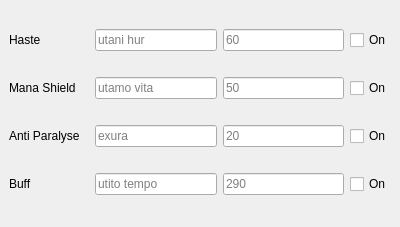
Before: the Qt Designer form MVC/View/Miscellaneous/MiscellaneousView.ui in SmiteBoost/EasyBot_GUI, drawn with Qt 5.
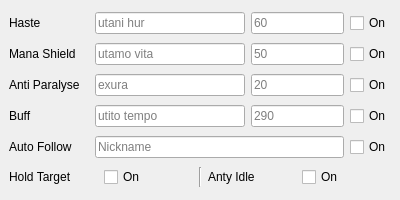
After: the same form once the commit is applied.

Diff of the .ui file:
```diff
--- a/MVC/View/Miscellaneous/MiscellaneousView.ui
+++ b/MVC/View/Miscellaneous/MiscellaneousView.ui
@@ -7,9 +7,21 @@
     <x>0</x>
     <y>0</y>
     <width>400</width>
-    <height>227</height>
+    <height>200</height>
    </rect>
   </property>
+  <property name="minimumSize">
+   <size>
+    <width>400</width>
+    <height>200</height>
+   </size>
+  </property>
+  <property name="maximumSize">
+   <size>
+    <width>400</width>
+    <height>200</height>
+   </size>
+  </property>
   <property name="windowTitle">
    <string>Miscellaneous</string>
   </property>
@@ -32,6 +44,12 @@
       </item>
       <item>
        <widget class="QLineEdit" name="hasteName_lineEdit">
+        <property name="minimumSize">
+         <size>
+          <width>150</width>
+          <height>0</height>
+         </size>
+        </property>
         <property name="placeholderText">
          <string>utani hur</string>
         </property>
@@ -73,6 +91,12 @@
       </item>
       <item>
        <widget class="QLineEdit" name="shield_lineEdit">
+        <property name="minimumSize">
+         <size>
+          <width>150</width>
+          <height>0</height>
+         </size>
+        </property>
         <property name="placeholderText">
          <string>utamo vita</string>
         </property>
@@ -114,6 +138,12 @@
       </item>
       <item>
        <widget class="QLineEdit" name="paralName_lineEdit">
+        <property name="minimumSize">
+         <size>
+          <width>150</width>
+          <height>0</height>
+         </size>
+        </property>
         <property name="placeholderText">
          <string>exura</string>
         </property>
@@ -155,6 +185,12 @@
       </item>
       <item>
        <widget class="QLineEdit" name="buffName_lineEdit">
+        <property name="minimumSize">
+         <size>
+          <width>150</width>
+          <height>0</height>
+         </size>
+        </property>
         <property name="placeholderText">
          <string>utito tempo</string>
         </property>
@@ -182,6 +218,82 @@
       </item>
      </layout>
     </item>
+    <item row="4" column="0">
+     <layout class="QHBoxLayout" name="horizontalLayout_6">
+      <item>
+       <widget class="QLabel" name="label_6">
+        <property name="minimumSize">
+         <size>
+          <width>80</width>
+          <height>0</height>
+         </size>
+        </property>
+        <property name="text">
+         <string>Auto Follow</string>
+        </property>
+       </widget>
+      </item>
+      <item>
+       <widget class="QLineEdit" name="autoFollow_lineEdit">
+        <property name="placeholderText">
+         <string>Nickname</string>
+        </property>
+       </widget>
+      </item>
+      <item>
+       <widget class="QCheckBox" name="autoFollow_checkBox">
+        <property name="text">
+         <string>On</string>
+        </property>
+       </widget>
+      </item>
+     </layout>
+    </item>
+    <item row="5" column="0">
+     <layout class="QHBoxLayout" name="horizontalLayout_7">
+      <item>
+       <widget class="QLabel" name="label_7">
+        <property name="minimumSize">
+         <size>
+          <width>80</width>
+          <height>0</height>
+         </size>
+        </property>
+        <property name="text">
+         <string>Hold Target</string>
+        </property>
+       </widget>
+      </item>
+      <item>
+       <widget class="QCheckBox" name="holdTarget_checkBox">
+        <property name="text">
+         <string>On</string>
+        </property>
+       </widget>
+      </item>
+      <item>
+       <widget class="Line" name="line">
+        <property name="orientation">
+         <enum>Qt::Orientation::Vertical</enum>
+        </property>
+       </widget>
+      </item>
+      <item>
+       <widget class="QLabel" name="label_4">
+        <property name="text">
+         <string>Anty Idle</string>
+        </property>
+       </widget>
+      </item>
+      <item>
+       <widget class="QCheckBox" name="antyIdle_checkBox">
+        <property name="text">
+         <string>On</string>
+        </property>
+       </widget>
+      </item>
+     </layout>
+    </item>
    </layout>
   </widget>
  </widget>
```
